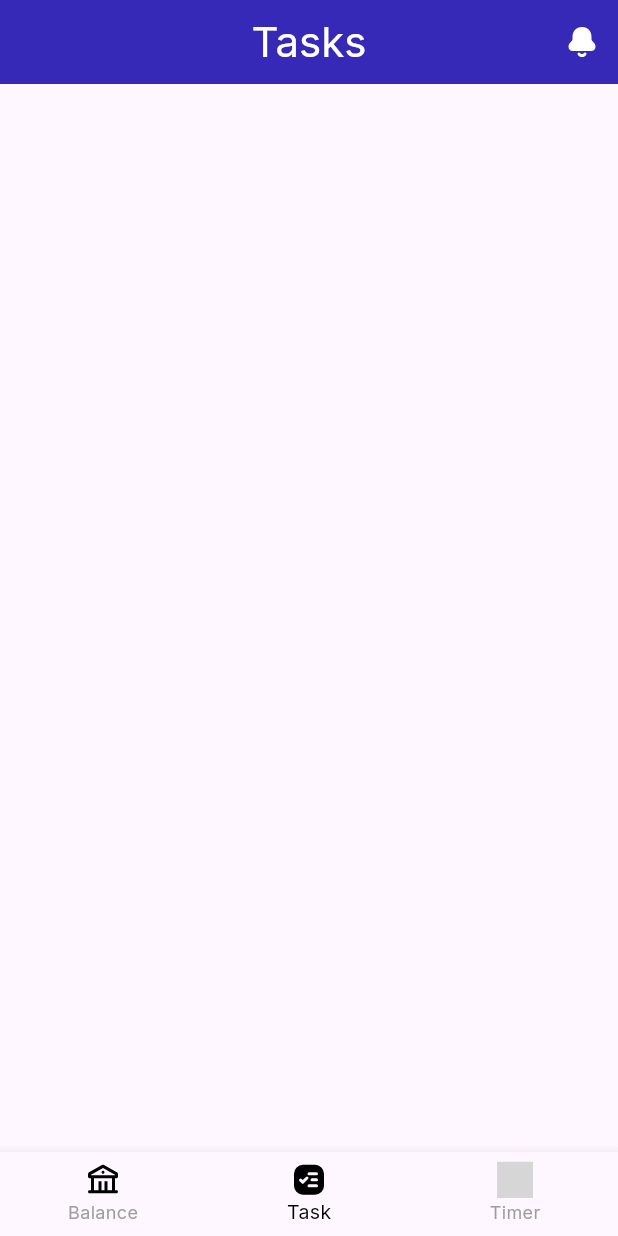
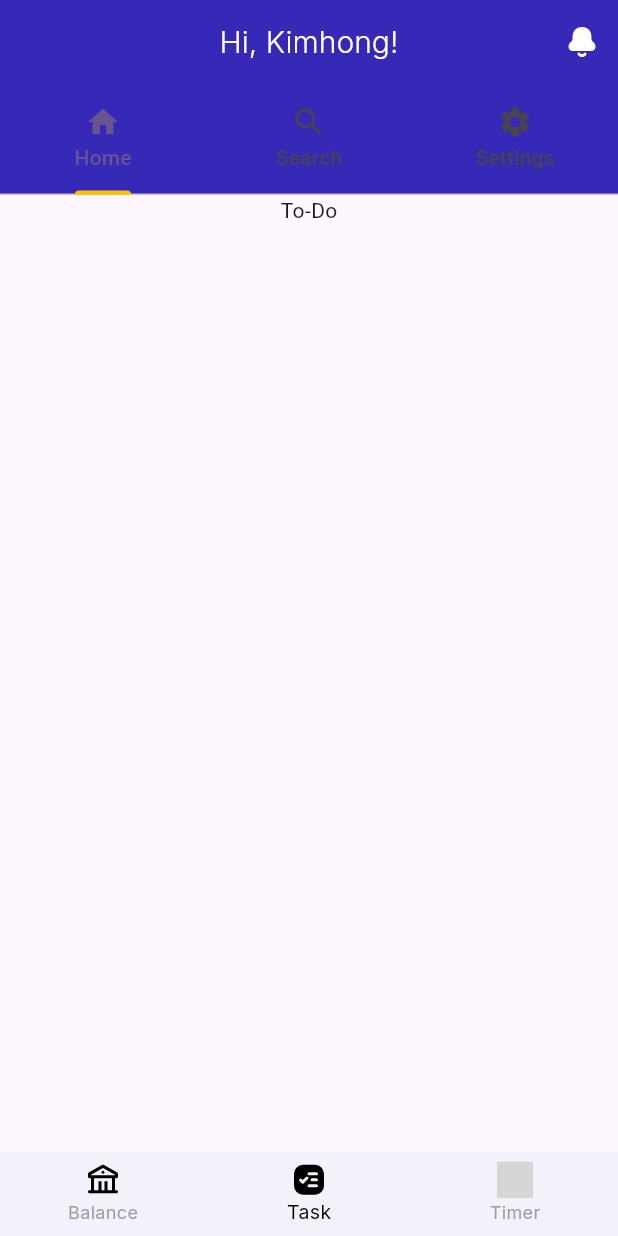
Before and after one commit to rinkimhong4/BalanceApp, a Flutter app: the screen it shows after launch, item 2 of the bottom bar chosen, on a phone screen of 412 x 824 dp. Run offline on Flutter 3.47's test engine with Material 3 defaults, Android fonts, the phone set to English and light mode, and no system bars; our stand-ins replace flutter_svg, google_fonts; grey boxes are pictures that could not be loaded.

Commit message:
sample tabBar on tasks page

```diff
--- a/lib/pages/balance.dart
+++ b/lib/pages/balance.dart
@@ -19,13 +19,12 @@ class _BalanceScreenState extends State<BalanceScreen> {
   }
 
   Color primaryColor = Color(0xFF3629B7);
-
   get _appBar => AppBar(
     title: Text(
-      'Balance',
+      'Hi, Kimhong!',
       style: GoogleFonts.inter(
-        fontSize: 28,
-        fontWeight: FontWeight.w400,
+        fontSize: 24,
+        fontWeight: FontWeight.w300,
         color: Colors.white,
       ),
     ),
@@ -38,4 +37,6 @@ class _BalanceScreenState extends State<BalanceScreen> {
       ),
     ],
   );
+
+  // get _tabBarApp => TabBar()
 }
--- a/lib/pages/task.dart
+++ b/lib/pages/task.dart
@@ -7,21 +7,30 @@ class TaskScreen extends StatelessWidget {
 
   @override
   Widget build(BuildContext context) {
-    return Scaffold(appBar: _appBar);
+    return DefaultTabController(
+      length: _tabBar.length,
+      child: Scaffold(appBar: _appBar, body: _bodyApp),
+    );
   }
 }
 
 Color primaryColor = Color(0xFF3629B7);
+get _tabBar => const [
+  Tab(icon: Icon(Icons.home), text: 'Home'),
+  Tab(icon: Icon(Icons.search), text: 'Search'),
+  Tab(icon: Icon(Icons.settings), text: 'Settings'),
+];
 
 get _appBar => AppBar(
   title: Text(
-    'Tasks',
+    'Hi, Kimhong!',
     style: GoogleFonts.inter(
-      fontSize: 28,
-      fontWeight: FontWeight.w400,
+      fontSize: 20,
+      fontWeight: FontWeight.w300,
       color: Colors.white,
     ),
   ),
+  bottom: TabBar(tabs: _tabBar, indicatorColor: Colors.amber),
   centerTitle: true,
   backgroundColor: primaryColor,
   actions: [
@@ -31,3 +40,11 @@ get _appBar => AppBar(
     ),
   ],
 );
+
+get _bodyApp => TabBarView(
+  children: [
+    Column(children: [Text('To-Do')]),
+    Column(children: [Text('progress')]),
+    Column(children: [Text('completed')]),
+  ],
+);
--- a/lib/pages/timer.dart
+++ b/lib/pages/timer.dart
@@ -15,11 +15,11 @@ Color primaryColor = Color(0xFF3629B7);
 
 get _appBar => AppBar(
   title: Text(
-    'Timer',
+    'Hi, Kimhong!',
 
     style: GoogleFonts.inter(
-      fontSize: 28,
-      fontWeight: FontWeight.w400,
+      fontSize: 24,
+      fontWeight: FontWeight.w300,
       color: Colors.white,
     ),
   ),
--- a/lib/screen/home.dart
+++ b/lib/screen/home.dart
@@ -14,11 +14,7 @@ class Home extends StatefulWidget {
 class _HomeState extends State<Home> {
   int _selectedPage = 0;
   final double _iconsSize = 24.0;
-  final List<Widget> _listPages = [
-    BalanceScreen(),
-    TaskScreen(),
-    TimerScreen(),
-  ];
+  final _listPages = [BalanceScreen(), TaskScreen(), TimerScreen()];
 
   @override
   Widget build(BuildContext context) {
@@ -28,6 +24,8 @@ class _HomeState extends State<Home> {
       bottomNavigationBar: _buildBottomNavigationBar,
     );
   }
+
+  Color primaryColor = Color(0xFF3629B7);
 
   get _buildBottomNavigationBar => BottomNavigationBar(
     items: [
@@ -56,6 +54,8 @@ class _HomeState extends State<Home> {
         label: 'Timer',
       ),
     ],
+    elevation: 0,
+    backgroundColor: primaryColor.withAlpha(15),
     currentIndex: _selectedPage,
     onTap: (index) {
       setState(() {
```
